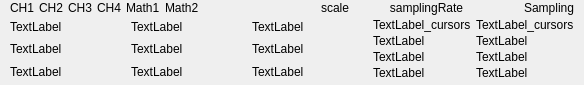
First picture: the form in LEO_sniffy/GUI/widgetlabelarea.ui, repository jirik09/Sniffy, before the edit.
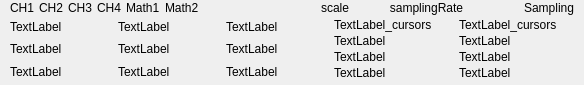
Second picture: the form after the edit.

```diff
--- a/LEO_sniffy/GUI/widgetlabelarea.ui
+++ b/LEO_sniffy/GUI/widgetlabelarea.ui
@@ -348,6 +348,12 @@
           <verstretch>0</verstretch>
          </sizepolicy>
         </property>
+        <property name="minimumSize">
+         <size>
+          <width>120</width>
+          <height>0</height>
+         </size>
+        </property>
         <layout class="QVBoxLayout" name="verticalLayout_5">
          <property name="spacing">
           <number>0</number>
@@ -410,6 +416,12 @@
           <verstretch>0</verstretch>
          </sizepolicy>
         </property>
+        <property name="minimumSize">
+         <size>
+          <width>120</width>
+          <height>0</height>
+         </size>
+        </property>
         <layout class="QHBoxLayout" name="horizontalLayout_3">
          <property name="spacing">
           <number>0</number>
```
